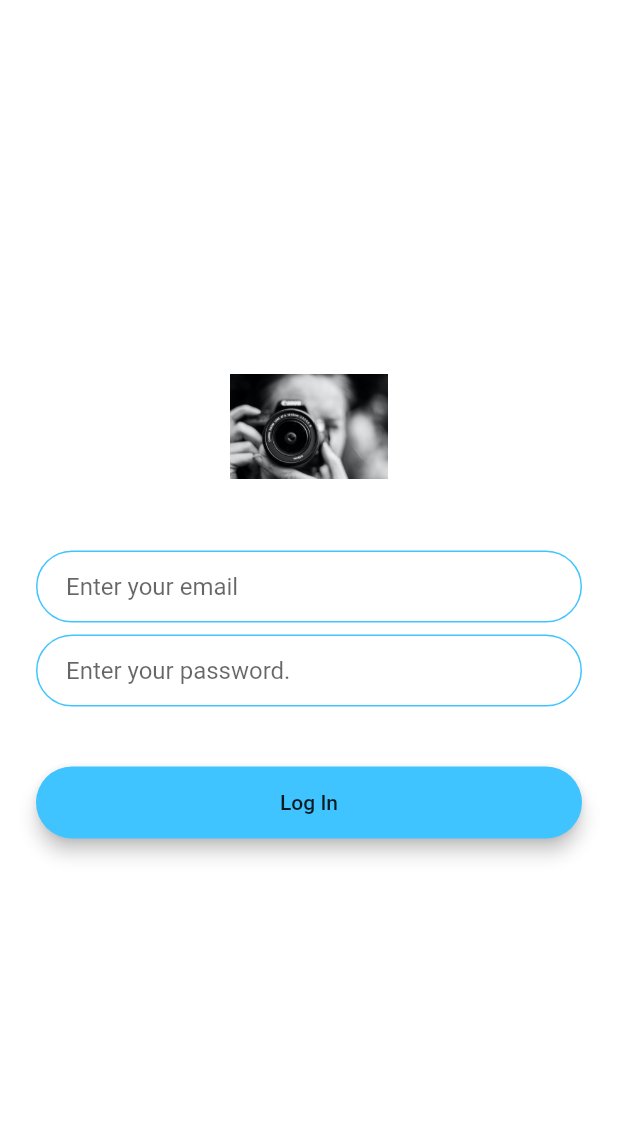
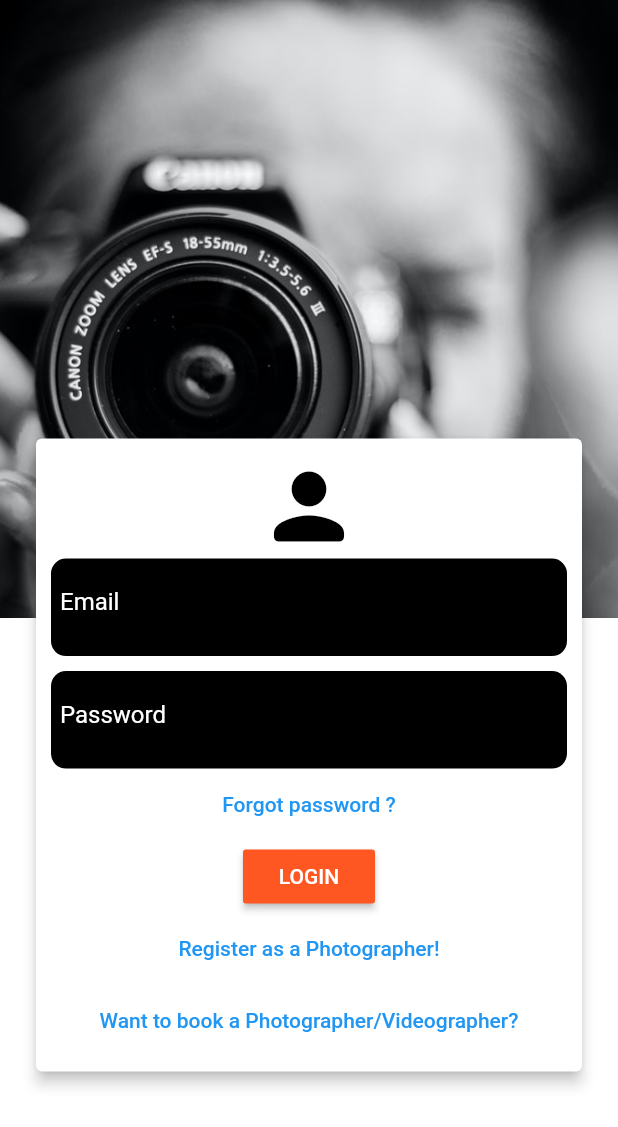
Before and after one commit to priyadarsanmahendiran/ecommerce, a Flutter app: the LoginScreenPhotographer screen opened by its route, on a phone screen of 412 x 824 dp. Shown: the top 1127 px of the screen. Run offline on Flutter 3.47's test engine with Material 2 defaults, Android fonts, the phone set to English and light mode, and no system bars; our stand-ins replace cloud_firestore, dropdown_formfield, firebase_auth, firebase_core, syncfusion_flutter_calendar; accounts and stored records are empty.

Commit message:
Login Screen Progress

```diff
--- a/lib/photographer/booking.dart
+++ b/lib/photographer/booking.dart
@@ -90,9 +90,10 @@ class _BookingPhotographerState extends State<BookingPhotographer> {
     final _firestore = FirebaseFirestore.instance;
     final _userDetails = await _firestore.collection('photographers').doc(userID).get();
     String _location = _userDetails.data()['Location'];
+    String _empId = _userDetails.data()['EmployeeId'];
     _loc =_location.toLowerCase();
     print(_loc);
-    final _events = await _firestore.collection(_loc).where('EmployeeId', isEqualTo: "1").where('Status', isEqualTo: "NotAccepted").get();
+    final _events = await _firestore.collection(_loc).where('EmployeeId', isEqualTo: _empId).where('Status', isEqualTo: "NotAccepted").get();
     List <Appointment> appoints = [];
     for(var event in _events.docs){
       appoints.add(Appointment(
@@ -107,6 +108,7 @@ class _BookingPhotographerState extends State<BookingPhotographer> {
     }
     return appoints;
   }
+
 
   void _EventPressed(CalendarTapDetails details){
     if(details != null && details.appointments.length == 1) {
--- a/lib/photographer/login_screen.dart
+++ b/lib/photographer/login_screen.dart
@@ -1,6 +1,9 @@
 import 'package:flutter/material.dart';
 import 'package:firebase_auth/firebase_auth.dart';
 import 'package:ecommerce/photographer/booking.dart';
+import 'package:ecommerce/enduser/login_user.dart';
+import 'package:ecommerce/photographer/register_photographer.dart';
+import 'package:cloud_firestore/cloud_firestore.dart';
 
 class LoginScreenPhotographer extends StatefulWidget {
   static const String id = "loginphoto";
@@ -12,106 +15,187 @@ class LoginScreenPhotographer extends StatefulWidget {
 class _LoginScreenPhotographerState extends State<LoginScreenPhotographer> {
   final _auth = FirebaseAuth.instance;
   String email, password;
+  final _firestore = FirebaseFirestore.instance;
+
   @override
   Widget build(BuildContext context) {
-    return Scaffold(
-        backgroundColor: Colors.white,
-        body: Padding(
-          padding: EdgeInsets.symmetric(horizontal: 24.0),
-          child: Column(
-            mainAxisAlignment: MainAxisAlignment.center,
-            crossAxisAlignment: CrossAxisAlignment.stretch,
+    return new Stack(
       children: <Widget>[
-              Hero(
-                tag: 'logo',
-                child: Container(
-                  height: 70.0,
-                  child: Image.asset(
-                      'images/photo-1513031300226-c8fb12de9ade.jpg'),
+        // The containers in the background
+        new Column(
+          children: <Widget>[
+            new Container(
+              height: MediaQuery.of(context).size.height * .50,
+              child:
+              Image(
+                image: AssetImage('images/photo-1513031300226-c8fb12de9ade.jpg'),
+                fit: BoxFit.fitHeight,
               ),
             ),
-              SizedBox(
-                height: 48.0,
+            new Container(
+              height: MediaQuery.of(context).size.height * .50,
+              color: Colors.white,
+            )
+          ],
         ),
-              TextField(
+        // The card widget with top padding,
+        // incase if you wanted bottom padding to work,
+        // set the `alignment` of container to Alignment.bottomCenter
+        new Container(
+          alignment: Alignment.topCenter,
+          padding: new EdgeInsets.only(
+              top: MediaQuery.of(context).size.height * .35,
+              right: 20.0,
+              left: 20.0),
+          child: new Container(
+            height: 430.0,
+            width: MediaQuery.of(context).size.width,
+            child: Form(
+              child: new Card(
+                color: Colors.white,
+                elevation: 4.0,
+                child: Padding(
+                  padding: const EdgeInsets.all(10.0),
+                  child: Column(
+                      children: <Widget>[
+                        Container(
+                          child: Icon(
+                            Icons.person_rounded,
+                            color: Colors.black,
+                            size: 70.0,
+                          ),
+                        ),
+                        Container(
+                          padding: EdgeInsets.fromLTRB(6.0, 0, 6.0, 6.0),
+                          decoration: BoxDecoration(
+                              color: Colors.black,
+                              borderRadius: BorderRadius.circular(10)),
+                          child: TextField(
                             onChanged: (value) {
                               email = value;
                             },
+                            style: TextStyle(
+                              color: Colors.blue,
+                            ),
                             decoration: InputDecoration(
-                  hintText: 'Enter your email',
-                  contentPadding:
-                      EdgeInsets.symmetric(vertical: 10.0, horizontal: 20.0),
-                  border: OutlineInputBorder(
-                    borderRadius: BorderRadius.all(Radius.circular(32.0)),
+                              labelText: 'Email',
+                              labelStyle: TextStyle(
+                                color: Colors.white,
                               ),
-                  enabledBorder: OutlineInputBorder(
-                    borderSide:
-                        BorderSide(color: Colors.lightBlueAccent, width: 1.0),
-                    borderRadius: BorderRadius.all(Radius.circular(32.0)),
-                  ),
-                  focusedBorder: OutlineInputBorder(
-                    borderSide:
-                        BorderSide(color: Colors.lightBlueAccent, width: 2.0),
-                    borderRadius: BorderRadius.all(Radius.circular(32.0)),
+                              hoverColor: Colors.white,
                             ),
                           ),
                         ),
                         SizedBox(
-                height: 8.0,
+                          height: 10.0,
                         ),
-              TextField(
+                        Container(
+                          padding: EdgeInsets.fromLTRB(6.0, 0, 6.0, 6.0),
+                          decoration: BoxDecoration(
+                              color: Colors.black,
+                              borderRadius: BorderRadius.circular(10)),
+                          child: TextField(
                             onChanged: (value) {
                               password = value;
                             },
+                            style: TextStyle(
+                              color: Colors.blue,
+                            ),
+                            obscureText: true,
                             decoration: InputDecoration(
-                  hintText: 'Enter your password.',
-                  contentPadding:
-                      EdgeInsets.symmetric(vertical: 10.0, horizontal: 20.0),
-                  border: OutlineInputBorder(
-                    borderRadius: BorderRadius.all(Radius.circular(32.0)),
+                              labelText: 'Password',
+                              labelStyle: TextStyle(
+                                color: Colors.white,
                               ),
-                  enabledBorder: OutlineInputBorder(
-                    borderSide:
-                        BorderSide(color: Colors.lightBlueAccent, width: 1.0),
-                    borderRadius: BorderRadius.all(Radius.circular(32.0)),
-                  ),
-                  focusedBorder: OutlineInputBorder(
-                    borderSide:
-                        BorderSide(color: Colors.lightBlueAccent, width: 2.0),
-                    borderRadius: BorderRadius.all(Radius.circular(32.0)),
+                              hoverColor: Colors.white,
                             ),
                           ),
                         ),
-              SizedBox(
-                height: 24.0,
+                        Container(
+                          alignment: Alignment.center,
+                          child: TextButton(
+                            onPressed: () {},
+                            child: Text(
+                              'Forgot password ?',
                             ),
-              Padding(
-                padding: EdgeInsets.symmetric(vertical: 16.0),
-                child: Material(
-                  color: Colors.lightBlueAccent,
-                  borderRadius: BorderRadius.all(Radius.circular(30.0)),
-                  elevation: 5.0,
-                  child: MaterialButton(
+                          ),
+                        ),
+                        Container(
+                          child: RaisedButton(
                             onPressed: () {
-                      try {
-                        final _user = _auth.signInWithEmailAndPassword(
-                            email: email, password: password);
-                        if (_user != null) {
-                          Navigator.pushNamed(context, BookingPhotographer.id);
+                              _auth.signInWithEmailAndPassword(email: email, password: password)
+                                  .then((value) => {
+                                    _firestore.collection('photographers').doc(_auth.currentUser.uid).get()
+                                      .then((value) => {
+                                        print(_auth.currentUser.email),
+                                        if(value.data()['Status']=="Selected") {
+                                          Navigator.pushNamed(context, BookingPhotographer.id)
                                         }
-                      } catch (e) {
+                                        else {
+                                          _auth.signOut()
+                                          .then((value) => {
+                                            showDialogBox()
+                                          })
                                         }
+                                    })
+                                });
                             },
-                    minWidth: 200.0,
-                    height: 42.0,
                             child: Text(
-                      'Log In',
+                              'LOGIN',
+                              style: TextStyle(
+                                color: Colors.white,
+                              ),
+                            ),
+                            color: Colors.deepOrange,
+                          ),
+                        ),
+                        Container(
+                          alignment: Alignment.center,
+                          child: TextButton(
+                            onPressed: () {
+                              Navigator.pushNamed(context, RegisterPhotographer.id);
+                            },
+                            child: Text(
+                              'Register as a Photographer!',
+                            ),
+                          ),
+                        ),
+                        Container(
+                          alignment: Alignment.center,
+                          child: TextButton(
+                            onPressed: () {
+                              Navigator.pushNamed(context, LoginUser.id);
+                            },
+                            child: Text(
+                              'Want to book a Photographer/Videographer?',
+                            ),
+                          ),
+                        ),
+                      ]
                   ),
                 ),
               ),
             ),
+          ),
+        )
       ],
+    );
+  }
+  void showDialogBox(){
+    showDialog(
+        context: context,
+        builder: (context) {
+          return new Dialog(
+              child: Container(
+                height: 100.0,
+                child: Center(
+                  child: Card(
+                    child: Text('You are not yet selected'),
                   ),
-        ));
+                ),
+              )
+          );
+        }
+    );
   }
 }
```
Also changed, not shown: lib/enduser/login_user.dart (added, +151 -0 lines), lib/main.dart (+9 -5 lines), lib/photographer/event_details.dart (+5 -2 lines), lib/photographer/register_photographer.dart (added, +171 -0 lines), 1 other file. Lines whose indentation alone changed are shown as unchanged.
